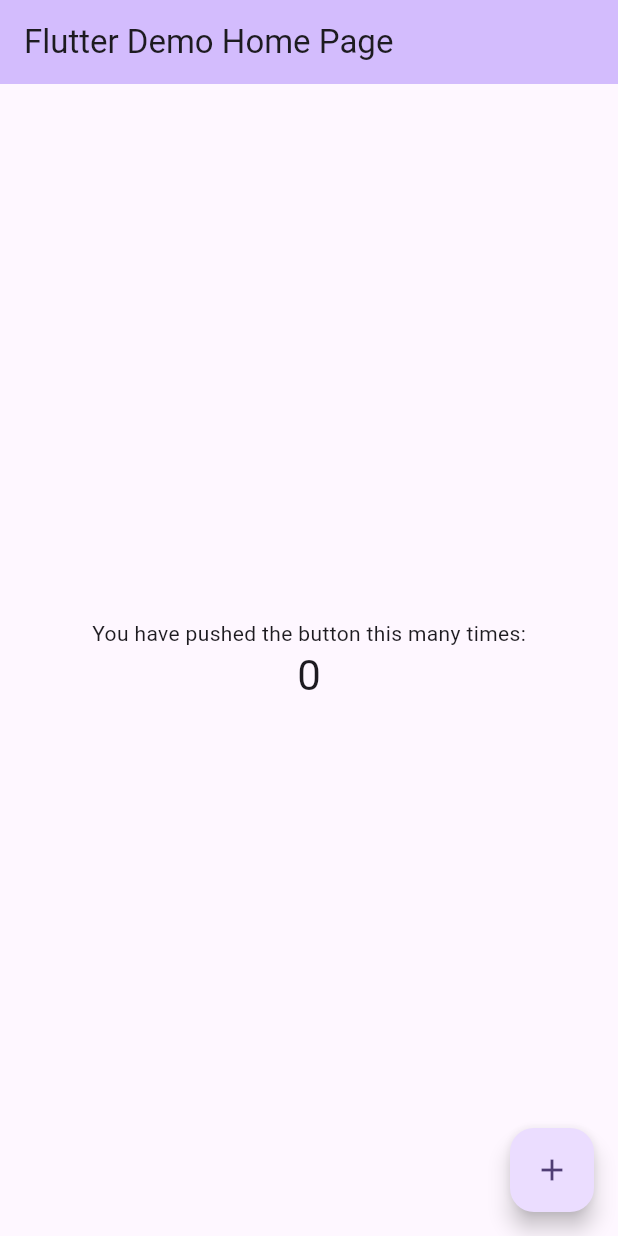
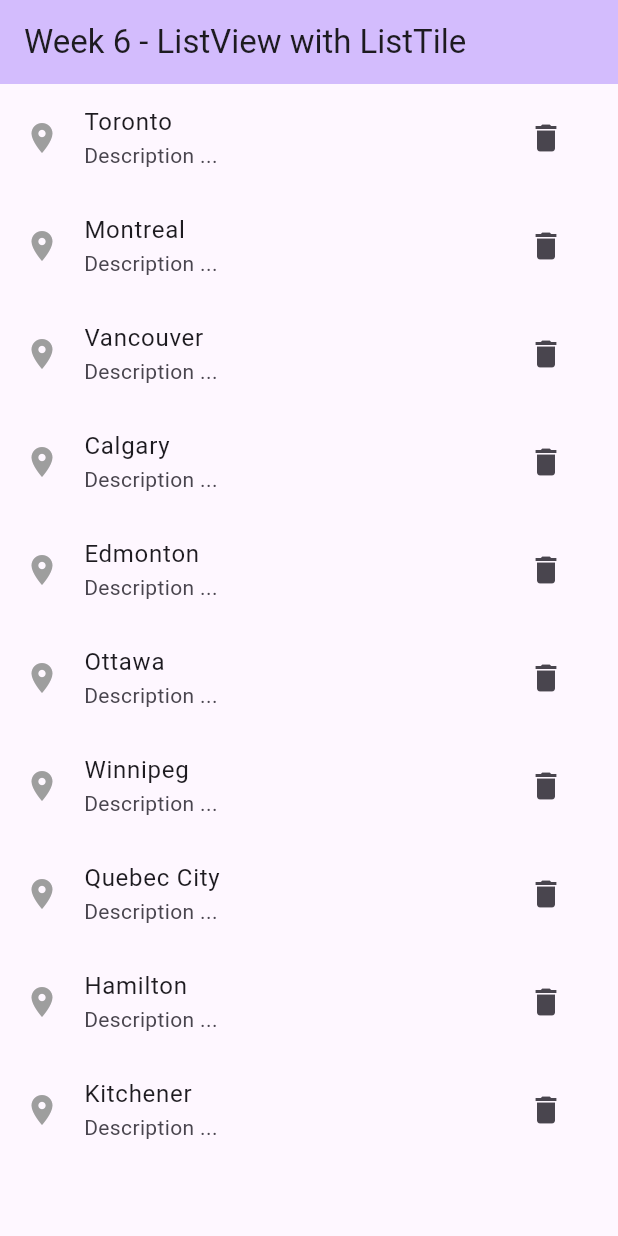
Before and after one commit to gourteacher/cst2335_25w_samples, a Flutter app: the screen it shows after launch, on a phone screen of 412 x 824 dp. Run offline on Flutter 3.47's test engine with Material 3 defaults, Android fonts, the phone set to English and light mode, and no system bars.

Commit message:
Week 6 : using ListTile

```diff
--- a/lib/main.dart
+++ b/lib/main.dart
@@ -1,4 +1,6 @@
 import 'package:flutter/material.dart';
+
+// CST2335 Week 6 - ListView with ListTile
 
 void main() {
   runApp(const MyApp());
@@ -11,43 +13,19 @@
   @override
   Widget build(BuildContext context) {
     return MaterialApp(
-      title: 'Flutter Demo',
+      title: 'CST2335 Week 6',
       theme: ThemeData(
-        // This is the theme of your application.
-        //
-        // TRY THIS: Try running your application with "flutter run". You'll see
-        // the application has a purple toolbar. Then, without quitting the app,
-        // try changing the seedColor in the colorScheme below to Colors.green
-        // and then invoke "hot reload" (save your changes or press the "hot
-        // reload" button in a Flutter-supported IDE, or press "r" if you used
-        // the command line to start the app).
-        //
-        // Notice that the counter didn't reset back to zero; the application
-        // state is not lost during the reload. To reset the state, use hot
-        // restart instead.
-        //
-        // This works for code too, not just values: Most code changes can be
-        // tested with just a hot reload.
         colorScheme: ColorScheme.fromSeed(seedColor: Colors.deepPurple),
         useMaterial3: true,
       ),
-      home: const MyHomePage(title: 'Flutter Demo Home Page'),
+      home: const MyHomePage(title: 'Week 6 - ListView with ListTile'),
+      debugShowCheckedModeBanner: false,
     );
   }
 }
 
 class MyHomePage extends StatefulWidget {
   const MyHomePage({super.key, required this.title});
-
-  // This widget is the home page of your application. It is stateful, meaning
-  // that it has a State object (defined below) that contains fields that affect
-  // how it looks.
-
-  // This class is the configuration for the state. It holds the values (in this
-  // case the title) provided by the parent (in this case the App widget) and
-  // used by the build method of the State. Fields in a Widget subclass are
-  // always marked "final".
-
   final String title;
 
   @override
@@ -55,71 +33,45 @@
 }
 
 class _MyHomePageState extends State<MyHomePage> {
-  int _counter = 0;
-
-  void _incrementCounter() {
-    setState(() {
-      // This call to setState tells the Flutter framework that something has
-      // changed in this State, which causes it to rerun the build method below
-      // so that the display can reflect the updated values. If we changed
-      // _counter without calling setState(), then the build method would not be
-      // called again, and so nothing would appear to happen.
-      _counter++;
-    });
-  }
-
+  var myCities = <String>[
+    "Toronto",
+    "Montreal",
+    "Vancouver",
+    "Calgary",
+    "Edmonton",
+    "Ottawa",
+    "Winnipeg",
+    "Quebec City",
+    "Hamilton",
+    "Kitchener"
+  ];
   @override
   Widget build(BuildContext context) {
-    // This method is rerun every time setState is called, for instance as done
-    // by the _incrementCounter method above.
-    //
-    // The Flutter framework has been optimized to make rerunning build methods
-    // fast, so that you can just rebuild anything that needs updating rather
-    // than having to individually change instances of widgets.
     return Scaffold(
       appBar: AppBar(
-        // TRY THIS: Try changing the color here to a specific color (to
-        // Colors.amber, perhaps?) and trigger a hot reload to see the AppBar
-        // change color while the other colors stay the same.
-        backgroundColor: Theme.of(context).colorScheme.inversePrimary,
-        // Here we take the value from the MyHomePage object that was created by
-        // the App.build method, and use it to set our appbar title.
-        title: Text(widget.title),
+          backgroundColor: Theme.of(context).colorScheme.inversePrimary,
+          title: Text(widget.title)),
+      body: ListView.builder(
+        itemCount: myCities.length,
+        itemBuilder: (context, index) {
+          return ListTile(
+            title: Text(myCities[index]),
+            subtitle: Text("Description ..."),
+            leading: const Icon(Icons.location_on, color: Colors.grey),
+            onTap: () {
+              print(myCities[index]);
+            },
+            trailing: IconButton(
+              icon: const Icon(Icons.delete),
+              onPressed: () {
+                setState(() {
+                  myCities.removeAt(index);
+                });
+              },
+            ),
+          );
+        },
       ),
-      body: Center(
-        // Center is a layout widget. It takes a single child and positions it
-        // in the middle of the parent.
-        child: Column(
-          // Column is also a layout widget. It takes a list of children and
-          // arranges them vertically. By default, it sizes itself to fit its
-          // children horizontally, and tries to be as tall as its parent.
-          //
-          // Column has various properties to control how it sizes itself and
-          // how it positions its children. Here we use mainAxisAlignment to
-          // center the children vertically; the main axis here is the vertical
-          // axis because Columns are vertical (the cross axis would be
-          // horizontal).
-          //
-          // TRY THIS: Invoke "debug painting" (choose the "Toggle Debug Paint"
-          // action in the IDE, or press "p" in the console), to see the
-          // wireframe for each widget.
-          mainAxisAlignment: MainAxisAlignment.center,
-          children: <Widget>[
-            const Text(
-              'You have pushed the button this many times:',
-            ),
-            Text(
-              '$_counter',
-              style: Theme.of(context).textTheme.headlineMedium,
-            ),
-          ],
-        ),
-      ),
-      floatingActionButton: FloatingActionButton(
-        onPressed: _incrementCounter,
-        tooltip: 'Increment',
-        child: const Icon(Icons.add),
-      ), // This trailing comma makes auto-formatting nicer for build methods.
     );
   }
 }
```
